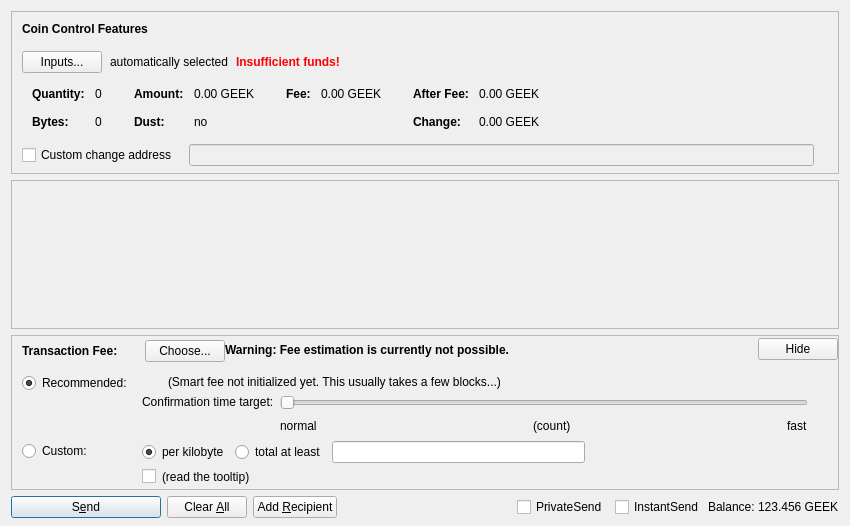
519984307/coincoin, file src/qt/forms/sendcoinsdialog.ui: the form before one commit.
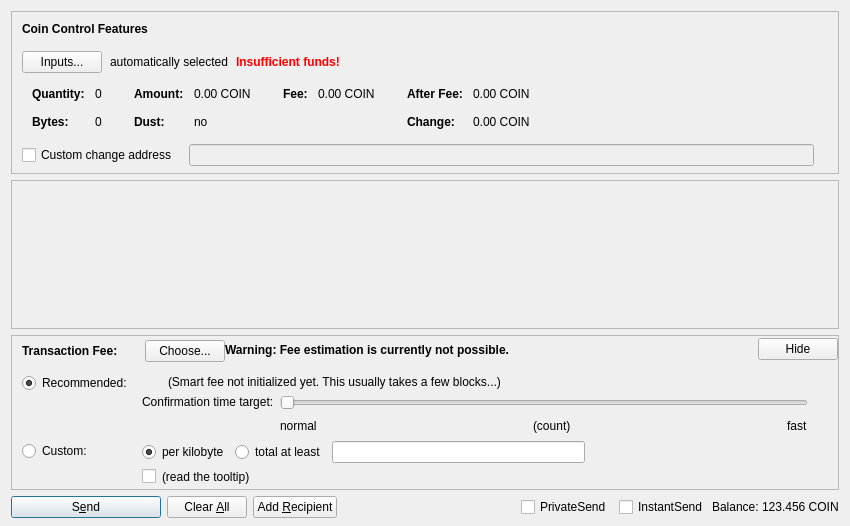
The form after the commit. Custom widgets are drawn as their Qt base class.

What changed in the file:
```diff
--- a/src/qt/forms/sendcoinsdialog.ui
+++ b/src/qt/forms/sendcoinsdialog.ui
@@ -324,7 +324,7 @@
                   <enum>Qt::ActionsContextMenu</enum>
                  </property>
                  <property name="text">
-                  <string notr="true">0.00 GEEK</string>
+                  <string notr="true">0.00 COIN</string>
                  </property>
                  <property name="textInteractionFlags">
                   <set>Qt::LinksAccessibleByMouse|Qt::TextSelectableByKeyboard|Qt::TextSelectableByMouse</set>
@@ -404,7 +404,7 @@
                   <enum>Qt::ActionsContextMenu</enum>
                  </property>
                  <property name="text">
-                  <string notr="true">0.00 GEEK</string>
+                  <string notr="true">0.00 COIN</string>
                  </property>
                  <property name="textInteractionFlags">
                   <set>Qt::LinksAccessibleByMouse|Qt::TextSelectableByKeyboard|Qt::TextSelectableByMouse</set>
@@ -455,7 +455,7 @@
                   <enum>Qt::ActionsContextMenu</enum>
                  </property>
                  <property name="text">
-                  <string notr="true">0.00 GEEK</string>
+                  <string notr="true">0.00 COIN</string>
                  </property>
                  <property name="textInteractionFlags">
                   <set>Qt::LinksAccessibleByMouse|Qt::TextSelectableByKeyboard|Qt::TextSelectableByMouse</set>
@@ -484,7 +484,7 @@
                   <enum>Qt::ActionsContextMenu</enum>
                  </property>
                  <property name="text">
-                  <string notr="true">0.00 GEEK</string>
+                  <string notr="true">0.00 COIN</string>
                  </property>
                  <property name="textInteractionFlags">
                   <set>Qt::LinksAccessibleByMouse|Qt::TextSelectableByKeyboard|Qt::TextSelectableByMouse</set>
@@ -1326,7 +1326,7 @@
           <cursorShape>IBeamCursor</cursorShape>
          </property>
          <property name="text">
-          <string notr="true">123.456 GEEK</string>
+          <string notr="true">123.456 COIN</string>
          </property>
          <property name="textInteractionFlags">
           <set>Qt::LinksAccessibleByMouse|Qt::TextSelectableByKeyboard|Qt::TextSelectableByMouse</set>
```
Left out of the diff: 6 changed lines with no effect on the pictures.
